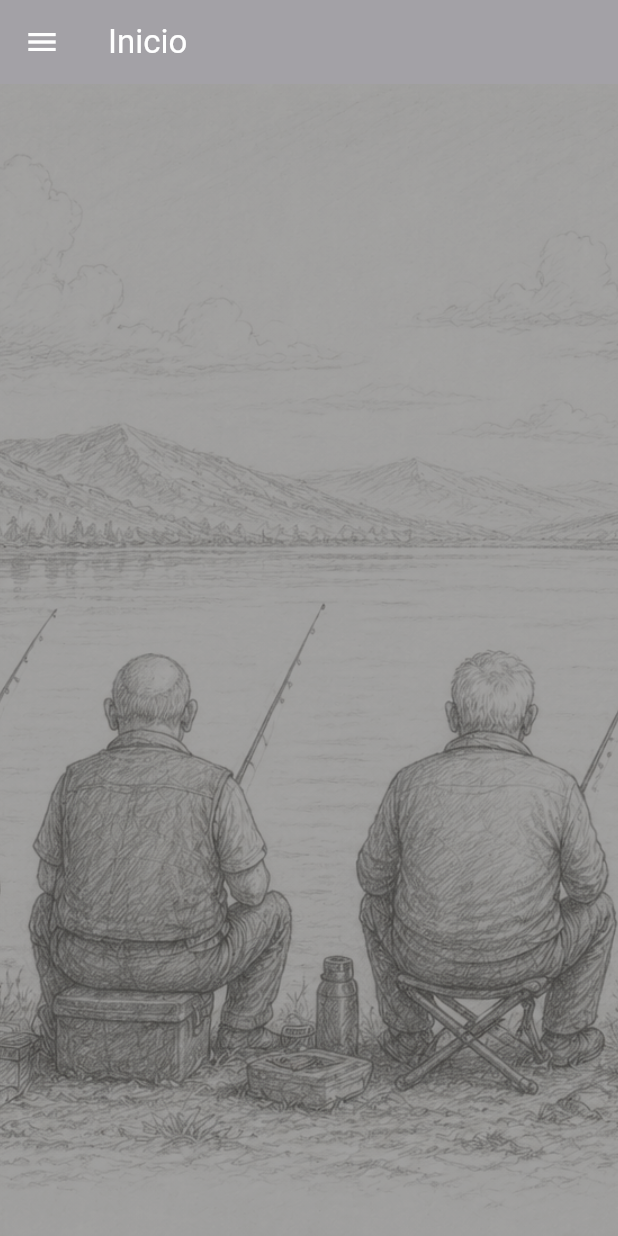
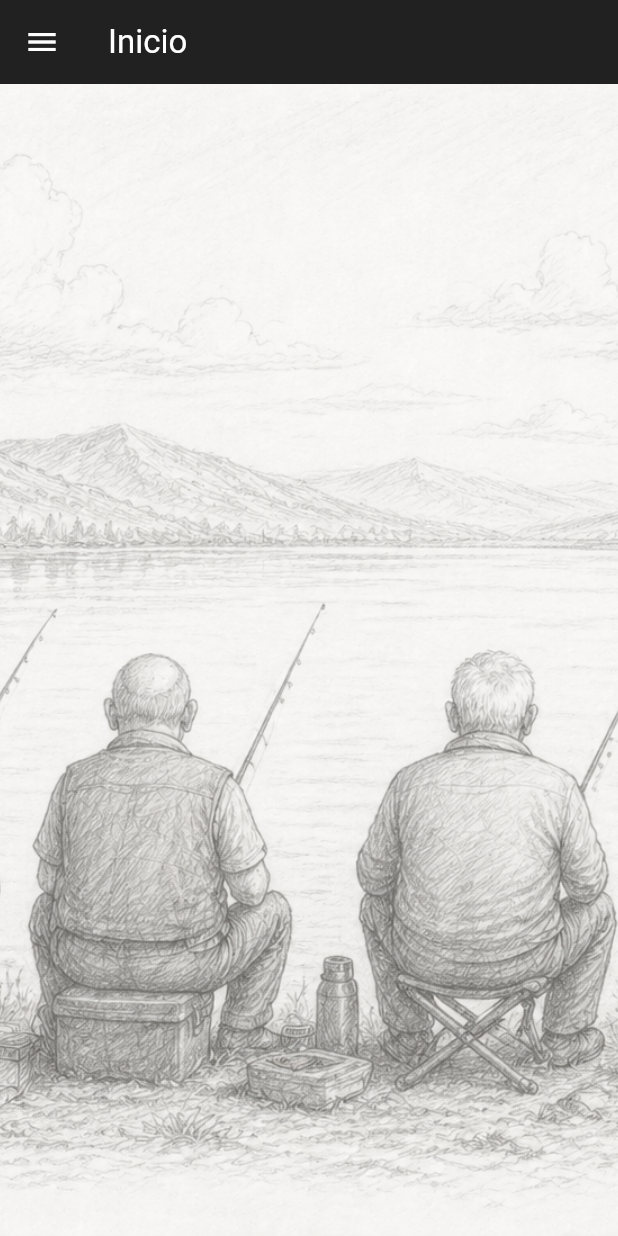
Before and after one commit to mariocorte/depesca, a Flutter app: the screen it shows after launch, on a phone screen of 412 x 824 dp. Run offline on Flutter 3.47's test engine with Material 3 defaults, Android fonts, the phone set to English and light mode, and no system bars.

Commit message:
Adjust side menu styling and behavior over background image

```diff
--- a/depesca/lib/main.dart
+++ b/depesca/lib/main.dart
@@ -41,12 +41,13 @@ class BackgroundScaffold extends StatelessWidget {
 
     return Scaffold(
       appBar: AppBar(
-        backgroundColor: Colors.black.withOpacity(0.35),
+        backgroundColor: Colors.black87,
         foregroundColor: Colors.white,
         title: Text(title),
         leading: showBack ? const BackButton() : null,
       ),
       drawer: isDesktop ? null : const _MainMenu(),
+      drawerScrimColor: Colors.transparent,
       body: Container(
         decoration: const BoxDecoration(
           image: DecorationImage(
@@ -57,12 +58,7 @@ class BackgroundScaffold extends StatelessWidget {
         child: Row(
           children: [
             if (isDesktop) const SizedBox(width: 280, child: _MainMenu()),
-            Expanded(
-              child: Container(
-                color: Colors.black.withOpacity(0.35),
-                child: body,
-              ),
-            ),
+            Expanded(child: body),
           ],
         ),
       ),
@@ -76,7 +72,7 @@ class _MainMenu extends StatelessWidget {
   @override
   Widget build(BuildContext context) {
     return Container(
-      color: Colors.black.withOpacity(0.55),
+      color: Colors.black,
       child: SafeArea(
         child: ListView(
           padding: const EdgeInsets.symmetric(vertical: 12),
@@ -93,7 +89,7 @@ class _MainMenu extends StatelessWidget {
               ),
             ),
             ExpansionTile(
-              initiallyExpanded: true,
+              initiallyExpanded: false,
               collapsedIconColor: Colors.white,
               iconColor: Colors.white,
               title: const Text(
```
